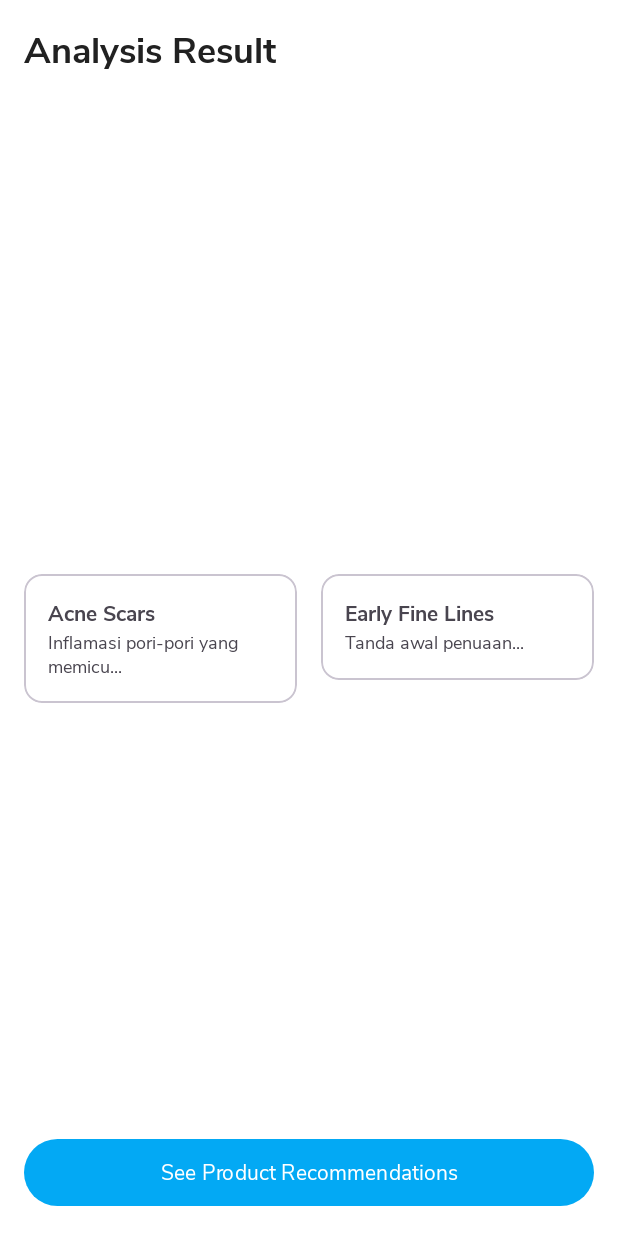
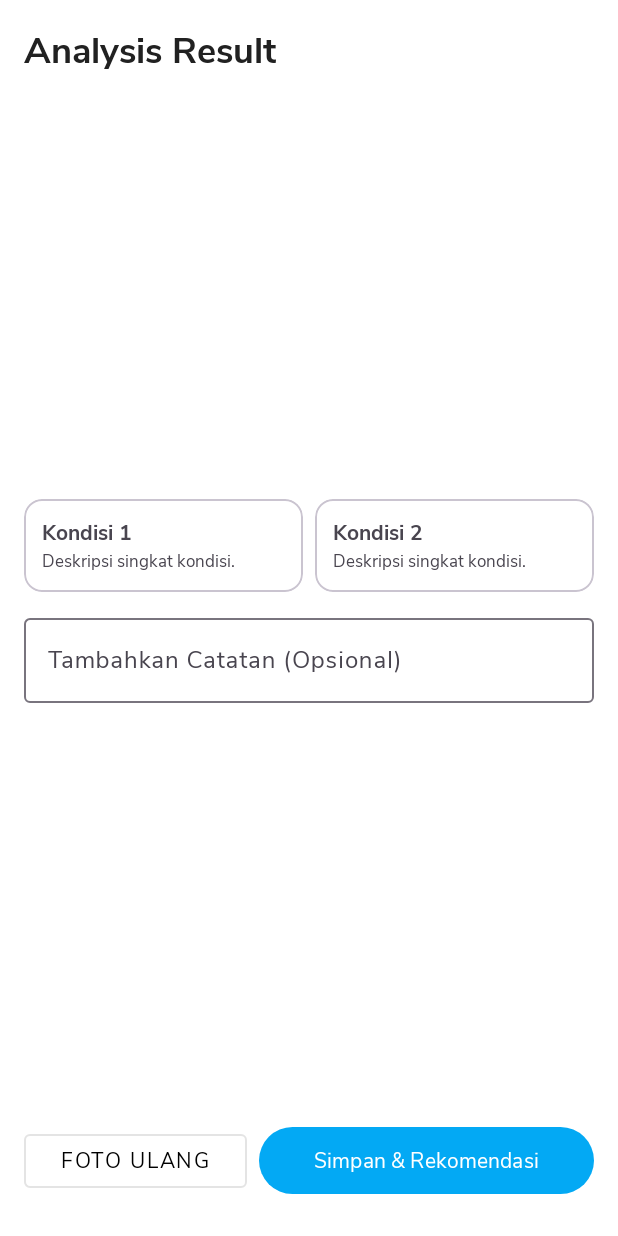
Before and after one commit to jerrover/UTS-UAS_Mobile_App_Programming, an Android app: the fragment AnalysisResultFragment placed in its activity, on a phone screen of 412 x 824 dp. Run offline under Robolectric (Android 15) with nearby library versions, the phone set to English and light mode, and no system bars; our stand-ins replace Firebase (no records; nobody signed in at launch, a user with empty details on screens opened directly); libraries missing offline, so code that uses them is left out: com.cloudinary.android; pictures from the network do not load.

Commit message:
bisa retake dan liat rekomendasi di history

```diff
--- a/app/src/main/java/com/example/dermamindapp/ui/fragment/AnalysisResultFragment.kt
+++ b/app/src/main/java/com/example/dermamindapp/ui/fragment/AnalysisResultFragment.kt
@@ -9,16 +9,15 @@ import android.widget.Button
 import android.widget.ImageView
 import android.widget.TextView
 import android.widget.Toast
-import androidx.core.os.bundleOf
 import androidx.fragment.app.Fragment
 import androidx.lifecycle.ViewModelProvider
-// PENTING: Import ini wajib ada agar findNavController() jalan di Fragment
 import androidx.navigation.fragment.findNavController
 import com.bumptech.glide.Glide
 import com.example.dermamindapp.R
 import com.example.dermamindapp.data.PreferencesHelper
 import com.example.dermamindapp.ui.viewmodel.AnalysisViewModel
 import com.google.android.material.card.MaterialCardView
+import com.google.android.material.textfield.TextInputEditText
 
 class AnalysisResultFragment : Fragment() {
 
@@ -26,6 +25,9 @@ class AnalysisResultFragment : Fragment() {
     private lateinit var imageUri: String
     private lateinit var analysisResult: String
     private lateinit var prefsHelper: PreferencesHelper
+
+    // Tambahan variabel untuk Input Notes
+    private lateinit var etNotes: TextInputEditText
 
     override fun onCreateView(
         inflater: LayoutInflater, container: ViewGroup?,
@@ -36,12 +38,13 @@ class AnalysisResultFragment : Fragment() {
         prefsHelper = PreferencesHelper(requireContext())
         viewModel = ViewModelProvider(this)[AnalysisViewModel::class.java]
 
-        // Ambil data manual dari Bundle
         imageUri = arguments?.getString("imageUri") ?: ""
         analysisResult = arguments?.getString("analysisResults") ?: ""
 
         val analysisImageView: ImageView = view.findViewById(R.id.imagePlaceholder)
         val seeRecommendationsButton: Button = view.findViewById(R.id.recommendationsButton)
+        val retakeButton: Button = view.findViewById(R.id.btnRetake) // Tombol baru
+        etNotes = view.findViewById(R.id.etNotes) // Input baru
 
         // Load gambar
         try {
@@ -56,19 +59,27 @@ class AnalysisResultFragment : Fragment() {
 
         setupResultCards(view)
 
+        // 1. Logic Tombol Foto Ulang
+        retakeButton.setOnClickListener {
+            // Kembali ke halaman sebelumnya (Kamera)
+            findNavController().popBackStack()
+        }
+
+        // 2. Logic Tombol Simpan
         seeRecommendationsButton.setOnClickListener {
             saveAnalysisToCloud()
         }
 
-        setupObservers(seeRecommendationsButton)
+        setupObservers(seeRecommendationsButton, retakeButton)
 
         return view
     }
 
-    private fun setupObservers(button: Button) {
+    private fun setupObservers(saveButton: Button, retakeButton: Button) {
         viewModel.isLoading.observe(viewLifecycleOwner) { isLoading ->
-            button.isEnabled = !isLoading
-            button.text = if (isLoading) "Mengupload..." else "Lihat Rekomendasi"
+            saveButton.isEnabled = !isLoading
+            retakeButton.isEnabled = !isLoading // Disable tombol retake saat loading
+            saveButton.text = if (isLoading) "Mengupload..." else "Simpan & Rekomendasi"
         }
 
         viewModel.statusMessage.observe(viewLifecycleOwner) { msg ->
@@ -82,16 +93,10 @@ class AnalysisResultFragment : Fragment() {
                 Toast.makeText(requireContext(), "Hasil tersimpan di Cloud!", Toast.LENGTH_SHORT).show()
 
                 try {
-                    // 1. Siapkan data untuk dikirim ke halaman produk
-                    // Kita kirim string hasil analisis (misal: "Jerawat_Aktif, Berminyak")
                     val bundle = Bundle().apply {
                         putString("analysisResult", analysisResult)
                     }
-
-                    // 2. Navigasi menggunakan findNavController() milik Fragment
-                    // Pastikan ID 'productRecommendationFragment' ada di main_nav.xml
                     findNavController().navigate(R.id.productRecommendationFragment, bundle)
-
                 } catch (e: Exception) {
                     Toast.makeText(requireContext(), "Gagal navigasi: ${e.message}", Toast.LENGTH_LONG).show()
                     e.printStackTrace()
@@ -103,25 +108,26 @@ class AnalysisResultFragment : Fragment() {
 
     private fun saveAnalysisToCloud() {
         val currentUserId = prefsHelper.getString(PreferencesHelper.KEY_USER_ID)
+        val notesText = etNotes.text.toString().trim() // Ambil teks notes
 
         if (currentUserId.isNullOrEmpty()) {
-            // Coba pancing inisialisasi jika ID kosong
+            // Logic retry ID (sama seperti sebelumnya)
             com.example.dermamindapp.data.db.DatabaseHelper(requireContext())
             val retryId = prefsHelper.getString(PreferencesHelper.KEY_USER_ID)
-
             if (retryId.isNullOrEmpty()) {
                 Toast.makeText(requireContext(), "Error User ID. Silakan restart aplikasi.", Toast.LENGTH_LONG).show()
                 return
             }
-            viewModel.uploadAndSaveAnalysis(imageUri, analysisResult, retryId)
+            // Kirim notes juga
+            viewModel.uploadAndSaveAnalysis(imageUri, analysisResult, retryId, notesText)
         } else {
-            viewModel.uploadAndSaveAnalysis(imageUri, analysisResult, currentUserId)
+            // Kirim notes juga
+            viewModel.uploadAndSaveAnalysis(imageUri, analysisResult, currentUserId, notesText)
         }
     }
 
     private fun setupResultCards(view: View) {
         val cardLayout: ViewGroup = view.findViewById(R.id.analysisCards)
-
         if (analysisResult.isEmpty()) return
 
         val resultsList = analysisResult.split(", ").map { it.trim() }
@@ -157,12 +163,12 @@ class AnalysisResultFragment : Fragment() {
 
     private fun getDescriptionFor(condition: String): String {
         return when (condition) {
-            "Jerawat_Aktif" -> "Terdeteksi adanya jerawat yang meradang. Disarankan menggunakan bahan aktif seperti Salicylic Acid."
-            "Kemerahan" -> "Kulit menunjukkan tanda iritasi atau sensitif. Gunakan produk yang menenangkan seperti Centella Asiatica."
-            "Kulit_Berminyak" -> "Produksi sebum berlebih terdeteksi. Gunakan pembersih wajah yang lembut dan oil-free."
-            "Tekstur_Pori_pori" -> "Pori-pori tampak membesar. Eksfoliasi rutin (AHA/BHA) dapat membantu menghaluskan tekstur."
-            "Kulit_Sehat" -> "Selamat! Kulit Anda tampak sehat dan terawat. Pertahankan rutinitas Anda."
-            else -> "Kondisi kulit terdeteksi. Konsultasikan dengan ahli jika perlu."
+            "Jerawat_Aktif" -> "Terdeteksi jerawat meradang."
+            "Kemerahan" -> "Tanda iritasi/sensitif."
+            "Kulit_Berminyak" -> "Produksi sebum berlebih."
+            "Tekstur_Pori_pori" -> "Pori-pori tampak besar."
+            "Kulit_Sehat" -> "Kulit tampak sehat."
+            else -> "Kondisi kulit terdeteksi."
         }
     }
 }
--- a/app/src/main/java/com/example/dermamindapp/ui/viewmodel/AnalysisViewModel.kt
+++ b/app/src/main/java/com/example/dermamindapp/ui/viewmodel/AnalysisViewModel.kt
@@ -28,7 +28,8 @@ class AnalysisViewModel(application: Application) : AndroidViewModel(application
     private val _statusMessage = MutableLiveData<String?>()
     val statusMessage: LiveData<String?> = _statusMessage
 
-    fun uploadAndSaveAnalysis(localUriString: String, result: String, userId: String) {
+    // UPDATE: Menambahkan parameter 'notes: String'
+    fun uploadAndSaveAnalysis(localUriString: String, result: String, userId: String, notes: String) {
         Log.d(TAG, "Proses dimulai untuk User ID: $userId")
         _isLoading.value = true
         _statusMessage.value = "Mengupload foto..."
@@ -49,12 +50,13 @@ class AnalysisViewModel(application: Application) : AndroidViewModel(application
                     val remoteUrl = resultData["secure_url"] as String
                     Log.d(TAG, "Upload SUKSES! URL: $remoteUrl")
 
+                    // Memasukkan notes ke dalam objek SkinAnalysis
                     val analysis = SkinAnalysis(
                         userId = userId,
                         date = System.currentTimeMillis(),
                         imageUri = remoteUrl,
                         result = result,
-                        notes = ""
+                        notes = notes // <--- Notes dimasukkan di sini
                     )
 
                     saveToFirestore(analysis)
--- a/app/src/main/res/layout/fragment_analysis_result.xml
+++ b/app/src/main/res/layout/fragment_analysis_result.xml
@@ -22,14 +22,14 @@
     <ImageView
         android:id="@+id/imagePlaceholder"
         android:layout_width="0dp"
-        android:layout_height="300dp"
+        android:layout_height="250dp"
         android:layout_marginTop="16dp"
         android:scaleType="centerCrop"
+        android:contentDescription="@string/analysis_image_placeholder"
         app:layout_constraintEnd_toEndOf="parent"
         app:layout_constraintStart_toStartOf="parent"
         app:layout_constraintTop_toBottomOf="@id/titleTextView"
-        tools:src="@drawable/scan"
-        android:contentDescription="@string/analysis_image_placeholder" />
+        tools:src="@drawable/scan" />
 
     <LinearLayout
         android:id="@+id/analysisCards"
@@ -44,69 +44,105 @@
         <com.google.android.material.card.MaterialCardView
             android:layout_width="0dp"
             android:layout_height="wrap_content"
-            android:layout_marginEnd="8dp"
+            android:layout_marginEnd="4dp"
             android:layout_weight="1">
 
             <LinearLayout
                 android:layout_width="match_parent"
                 android:layout_height="wrap_content"
                 android:orientation="vertical"
-                android:padding="16dp">
+                android:padding="12dp">
 
                 <TextView
                     android:id="@+id/analysis_card_acne_title"
                     android:layout_width="wrap_content"
                     android:layout_height="wrap_content"
-                    android:text="@string/analysis_card_acne_title"
+                    android:text="Kondisi 1"
                     android:textStyle="bold" />
 
                 <TextView
                     android:id="@+id/analysis_card_acne_description"
                     android:layout_width="wrap_content"
                     android:layout_height="wrap_content"
-                    android:text="@string/analysis_card_acne_description"
-                    android:textSize="12sp" />
+                    android:text="Deskripsi singkat kondisi."
+                    android:textSize="11sp" />
             </LinearLayout>
         </com.google.android.material.card.MaterialCardView>
 
         <com.google.android.material.card.MaterialCardView
             android:layout_width="0dp"
             android:layout_height="wrap_content"
-            android:layout_marginStart="8dp"
+            android:layout_marginStart="4dp"
             android:layout_weight="1">
 
             <LinearLayout
                 android:layout_width="match_parent"
                 android:layout_height="wrap_content"
                 android:orientation="vertical"
-                android:padding="16dp">
+                android:padding="12dp">
 
                 <TextView
                     android:id="@+id/analysis_card_finelines_title"
                     android:layout_width="wrap_content"
                     android:layout_height="wrap_content"
-                    android:text="@string/analysis_card_finelines_title"
+                    android:text="Kondisi 2"
                     android:textStyle="bold" />
 
                 <TextView
                     android:id="@+id/analysis_card_finelines_description"
                     android:layout_width="wrap_content"
                     android:layout_height="wrap_content"
-                    android:text="@string/analysis_card_finelines_description"
-                    android:textSize="12sp" />
+                    android:text="Deskripsi singkat kondisi."
+                    android:textSize="11sp" />
             </LinearLayout>
         </com.google.android.material.card.MaterialCardView>
+    </LinearLayout>
+
+    <com.google.android.material.textfield.TextInputLayout
+        android:id="@+id/tilNotes"
+        android:layout_width="0dp"
+        android:layout_height="wrap_content"
+        android:layout_marginTop="12dp"
+        android:hint="Tambahkan Catatan (Opsional)"
+        app:layout_constraintTop_toBottomOf="@id/analysisCards"
+        app:layout_constraintStart_toStartOf="parent"
+        app:layout_constraintEnd_toEndOf="parent">
+
+        <com.google.android.material.textfield.TextInputEditText
+            android:id="@+id/etNotes"
+            android:layout_width="match_parent"
+            android:layout_height="wrap_content"
+            android:inputType="textMultiLine"
+            android:maxLines="3" />
+    </com.google.android.material.textfield.TextInputLayout>
+
+    <LinearLayout
+        android:layout_width="0dp"
+        android:layout_height="wrap_content"
+        android:orientation="horizontal"
+        android:layout_marginBottom="8dp"
+        app:layout_constraintBottom_toBottomOf="parent"
+        app:layout_constraintEnd_toEndOf="parent"
+        app:layout_constraintStart_toStartOf="parent">
+
+        <com.google.android.material.button.MaterialButton
+            android:id="@+id/btnRetake"
+            style="@style/Widget.MaterialComponents.Button.OutlinedButton"
+            android:layout_width="0dp"
+            android:layout_height="wrap_content"
+            android:layout_weight="1"
+            android:layout_marginEnd="8dp"
+            android:text="Foto Ulang"
+            android:textColor="@color/black" />
+
+        <com.google.android.material.button.MaterialButton
+            android:id="@+id/recommendationsButton"
+            android:layout_width="0dp"
+            android:layout_height="wrap_content"
+            android:layout_weight="1.5"
+            android:paddingVertical="12dp"
+            android:text="Simpan &amp; Rekomendasi" />
 
     </LinearLayout>
 
-    <com.google.android.material.button.MaterialButton
-        android:id="@+id/recommendationsButton"
-        android:layout_width="0dp"
-        android:layout_height="wrap_content"
-        android:paddingVertical="12dp"
-        android:text="@string/analysis_recommendations_button"
-        app:layout_constraintBottom_toBottomOf="parent"
-        app:layout_constraintEnd_toEndOf="parent"
-        app:layout_constraintStart_toStartOf="parent" />
-
 </androidx.constraintlayout.widget.ConstraintLayout>
```
Also changed, not shown: app/src/main/res/layout/item_skin_journey.xml (+32 -2 lines).
